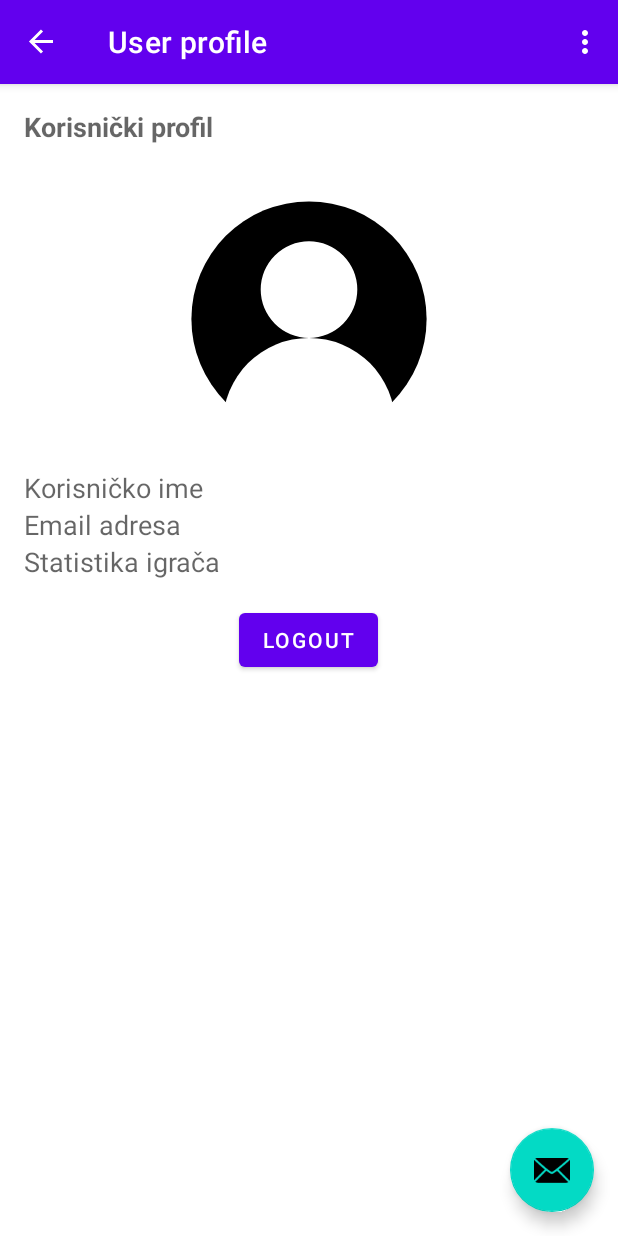
After one commit to chacho185/KvizSlagalica, an Android app: the ProfileFragment screen opened through its navigation route, on a phone screen of 412 x 824 dp. The commit adds this screen. Run offline under Robolectric (Android 15) with nearby library versions, the phone set to English and light mode, and no system bars; our stand-ins replace navigation-ui.

Commit message:
profile fragment

```diff
--- a/app/src/main/java/com/example/igricaslagalica/view/LoginFragment.kt
+++ b/app/src/main/java/com/example/igricaslagalica/view/LoginFragment.kt
@@ -6,6 +6,7 @@ import android.view.LayoutInflater
 import android.view.View
 import android.view.ViewGroup
 import androidx.navigation.fragment.findNavController
+import com.example.igricaslagalica.R
 import com.example.igricaslagalica.databinding.FragmentLoginBinding
 
 /**
@@ -34,8 +35,11 @@ class LoginFragment : Fragment() {
 
         binding.buttonLogin.setOnClickListener {
             loginUser()
+            findNavController().navigate(R.id.action_loginFragment_to_profileFragment)
 
-            // findNavController().navigate(R.id.action_SecondFragment_to_FirstFragment)
+        }
+        binding.buttonRegister.setOnClickListener{
+            findNavController().navigate(R.id.action_loginFragment_to_registrationFragment)
         }
     }
 
--- /dev/null
+++ b/app/src/main/java/com/example/igricaslagalica/view/ProfileFragment.kt
@@ -0,0 +1,42 @@
+package com.example.igricaslagalica.view
+
+import android.os.Bundle
+import androidx.fragment.app.Fragment
+import android.view.LayoutInflater
+import android.view.View
+import android.view.ViewGroup
+import androidx.navigation.fragment.findNavController
+import com.example.igricaslagalica.R
+import com.example.igricaslagalica.databinding.FragmentProfileBinding
+
+
+class ProfileFragment : Fragment() {
+
+    private var _binding: FragmentProfileBinding? = null
+
+    // This property is only valid between onCreateView and
+    // onDestroyView.
+    private val binding get() = _binding!!
+
+
+    override fun onCreateView(
+        inflater: LayoutInflater, container: ViewGroup?,
+        savedInstanceState: Bundle?
+    ): View? {
+        _binding = FragmentProfileBinding.inflate(inflater, container, false)
+        return binding.root
+    }
+
+    override fun onViewCreated(view: View, savedInstanceState: Bundle?) {
+        super.onViewCreated(view, savedInstanceState)
+        binding.buttonLogout.setOnClickListener{
+            findNavController().navigate(R.id.action_profileFragment_to_loginFragment)
+        }
+    }
+
+    override fun onDestroyView() {
+        super.onDestroyView()
+        _binding = null
+    }
+
+}
--- a/app/src/main/java/com/example/igricaslagalica/view/RegistrationFragment.kt
+++ b/app/src/main/java/com/example/igricaslagalica/view/RegistrationFragment.kt
@@ -6,6 +6,7 @@ import android.view.LayoutInflater
 import android.view.View
 import android.view.ViewGroup
 import androidx.navigation.fragment.findNavController
+import com.example.igricaslagalica.R
 import com.example.igricaslagalica.databinding.FragmentRegistrationBinding
 
 /**
@@ -33,7 +34,7 @@ class RegistrationFragment : Fragment() {
 
         binding.buttonRegister.setOnClickListener {
             registerUser()
-            //findNavController().navigate(R.id.action_FirstFragment_to_SecondFragment)
+            findNavController().navigate(R.id.action_registrationFragment_to_loginFragment)
         }
     }
 
--- /dev/null
+++ b/app/src/main/res/drawable/ic_profile_photo.xml
@@ -0,0 +1,23 @@
+<vector xmlns:android="http://schemas.android.com/apk/res/android"
+    android:width="600dp"
+    android:height="600dp"
+    android:viewportWidth="600"
+    android:viewportHeight="600">
+  <group>
+    <clip-path
+        android:pathData="M0,0h600v498h-600z"/>
+    <path
+        android:pathData="M300,300m-280,0a280,280 0,1 1,560 0a280,280 0,1 1,-560 0"
+        android:fillColor="#000000"/>
+  </group>
+  <path
+      android:pathData="M300,230m-115,0a115,115 0,1 1,230 0a115,115 0,1 1,-230 0"
+      android:fillColor="#ffffff"/>
+  <group>
+    <clip-path
+        android:pathData="M300,300m-280,0a280,280 0,1 1,560 0a280,280 0,1 1,-560 0"/>
+    <path
+        android:pathData="M300,550m-205,0a205,205 0,1 1,410 0a205,205 0,1 1,-410 0"
+        android:fillColor="#ffffff"/>
+  </group>
+</vector>
--- a/app/src/main/res/layout/fragment_login.xml
+++ b/app/src/main/res/layout/fragment_login.xml
@@ -6,7 +6,6 @@
     android:layout_height="match_parent"
     tools:context=".view.LoginFragment">
     <androidx.cardview.widget.CardView
-        xmlns:android="http://schemas.android.com/apk/res/android"
         android:layout_width="match_parent"
         android:layout_height="wrap_content"
         android:layout_margin="16dp"
@@ -37,12 +36,28 @@
             android:layout_height="wrap_content"
             android:hint="Password"
             android:inputType="textPassword" />
-
+<LinearLayout
+    android:layout_width="match_parent"
+    android:layout_height="wrap_content">
         <Button
             android:id="@+id/buttonLogin"
-            android:layout_width="wrap_content"
+            android:layout_width="0dp"
             android:layout_height="wrap_content"
+            android:layout_weight="1"
             android:text="Login" />
+
+    <Space
+        android:layout_width="0dp"
+        android:layout_height="wrap_content"
+        android:layout_weight="0.1" />
+
+    <Button
+            android:id="@+id/buttonRegister"
+            android:layout_width="0dp"
+            android:layout_height="wrap_content"
+            android:layout_weight="1"
+            android:text="Register" />
+</LinearLayout>
 
     </LinearLayout>
     </androidx.cardview.widget.CardView>
--- /dev/null
+++ b/app/src/main/res/layout/fragment_profile.xml
@@ -0,0 +1,74 @@
+<?xml version="1.0" encoding="utf-8"?>
+<FrameLayout xmlns:android="http://schemas.android.com/apk/res/android"
+    xmlns:tools="http://schemas.android.com/tools"
+    android:layout_width="match_parent"
+    android:layout_height="match_parent"
+    tools:context=".view.ProfileFragment">
+
+        <LinearLayout
+            android:layout_width="match_parent"
+            android:layout_height="match_parent"
+            android:orientation="vertical">
+
+            <!-- Naslov -->
+            <TextView
+                android:layout_width="match_parent"
+                android:layout_height="wrap_content"
+                android:padding="16dp"
+                android:text="Korisnički profil"
+                android:textAppearance="?android:textAppearanceMedium"
+                android:textStyle="bold" />
+
+            <!-- Slika korisnika -->
+            <ImageView
+                android:id="@+id/imageViewProfile"
+                android:layout_width="200dp"
+                android:layout_height="200dp"
+                android:src="@drawable/ic_profile_photo"
+                android:scaleType="centerCrop"
+                android:layout_gravity="center"
+                android:padding="16dp" />
+
+            <!-- Korisničko ime -->
+            <TextView
+                android:id="@+id/textViewUsername"
+                android:layout_width="match_parent"
+                android:layout_height="wrap_content"
+                android:paddingStart="16dp"
+                android:paddingEnd="16dp"
+                android:textAppearance="?android:textAppearanceMedium"
+                android:text="Korisničko ime" />
+
+            <!-- Email adresa -->
+            <TextView
+                android:id="@+id/textViewEmail"
+                android:layout_width="match_parent"
+                android:layout_height="wrap_content"
+                android:paddingStart="16dp"
+                android:paddingEnd="16dp"
+                android:textAppearance="?android:textAppearanceMedium"
+                android:text="Email adresa" />
+
+            <!-- Statistika igrača -->
+            <TextView
+                android:id="@+id/textViewStatistics"
+                android:layout_width="match_parent"
+                android:layout_height="wrap_content"
+                android:paddingStart="16dp"
+                android:paddingEnd="16dp"
+                android:textAppearance="?android:textAppearanceMedium"
+                android:text="Statistika igrača" />
+
+            <!-- Opcija za logout -->
+            <Button
+                android:id="@+id/buttonLogout"
+                android:layout_width="wrap_content"
+                android:layout_height="wrap_content"
+                android:layout_gravity="center"
+                android:layout_marginTop="16dp"
+                android:text="Logout" />
+
+        </LinearLayout>
+
+
+</FrameLayout>
--- a/app/src/main/res/navigation/nav_graph.xml
+++ b/app/src/main/res/navigation/nav_graph.xml
@@ -3,26 +3,36 @@
     xmlns:app="http://schemas.android.com/apk/res-auto"
     xmlns:tools="http://schemas.android.com/tools"
     android:id="@+id/nav_graph"
-    app:startDestination="@id/FirstFragment">
+    app:startDestination="@id/loginFragment">
 
     <fragment
-        android:id="@+id/FirstFragment"
-        android:name="com.example.igricaslagalica.view.RegistrationFragment"
-        android:label="@string/first_fragment_label"
-        tools:layout="@layout/fragment_registration">
-
+        android:id="@+id/profileFragment"
+        android:name="com.example.igricaslagalica.view.ProfileFragment"
+        android:label="User profile"
+        tools:layout="@layout/fragment_profile" >
         <action
-            android:id="@+id/action_FirstFragment_to_SecondFragment"
-            app:destination="@id/SecondFragment" />
+            android:id="@+id/action_profileFragment_to_loginFragment"
+            app:destination="@id/loginFragment" />
     </fragment>
     <fragment
-        android:id="@+id/SecondFragment"
+        android:id="@+id/loginFragment"
         android:name="com.example.igricaslagalica.view.LoginFragment"
-        android:label="@string/second_fragment_label"
-        tools:layout="@layout/fragment_login">
-
+        android:label="Login"
+        tools:layout="@layout/fragment_login" >
         <action
-            android:id="@+id/action_SecondFragment_to_FirstFragment"
-            app:destination="@id/FirstFragment" />
+            android:id="@+id/action_loginFragment_to_registrationFragment"
+            app:destination="@id/registrationFragment" />
+        <action
+            android:id="@+id/action_loginFragment_to_profileFragment"
+            app:destination="@id/profileFragment" />
+    </fragment>
+    <fragment
+        android:id="@+id/registrationFragment"
+        android:name="com.example.igricaslagalica.view.RegistrationFragment"
+        android:label="Register"
+        tools:layout="@layout/fragment_registration" >
+        <action
+            android:id="@+id/action_registrationFragment_to_loginFragment"
+            app:destination="@id/loginFragment" />
     </fragment>
 </navigation>
--- a/app/src/main/res/values/strings.xml
+++ b/app/src/main/res/values/strings.xml
@@ -2,11 +2,8 @@
     <string name="app_name">igricaSlagalica</string>
     <string name="action_settings">Settings</string>
     <!-- Strings used for fragments for navigation -->
-    <string name="first_fragment_label">First Fragment</string>
-    <string name="second_fragment_label">Second Fragment</string>
+    <string name="login_fragment_label">Login</string>
+    <string name="registration_fragment_label">Registration</string>
     <string name="next">Next</string>
     <string name="previous">Previous</string>
-
-    <string name="hello_first_fragment">Hello first fragment</string>
-    <string name="hello_second_fragment">Hello second fragment. Arg: %1$s</string>
 </resources>
```
